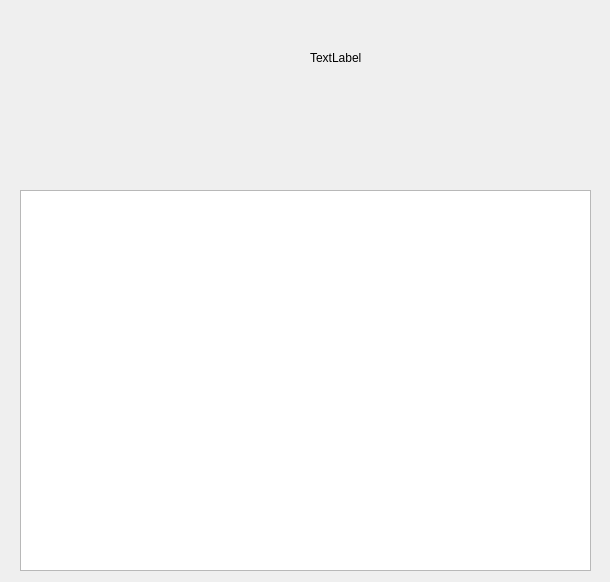
The window that about.ui (frank1789/LsDynaToAPDL) describes before a commit, drawn with Qt 5.
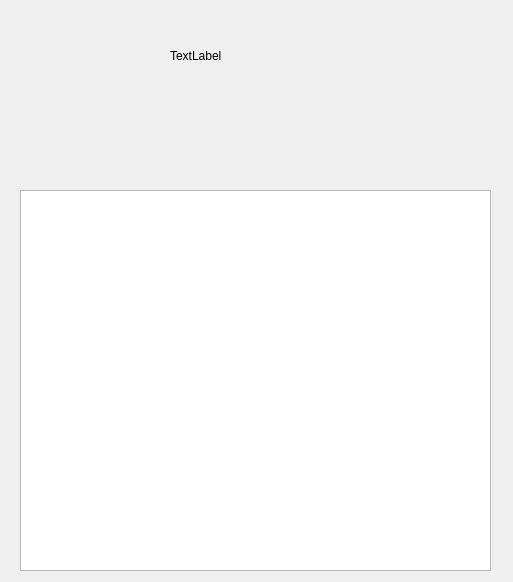
The same window after the commit.

```diff
--- a/about.ui
+++ b/about.ui
@@ -6,7 +6,7 @@
    <rect>
     <x>0</x>
     <y>0</y>
-    <width>610</width>
+    <width>513</width>
     <height>582</height>
    </rect>
   </property>
@@ -18,10 +18,22 @@
     <rect>
      <x>20</x>
      <y>190</y>
-     <width>571</width>
+     <width>471</width>
      <height>381</height>
     </rect>
    </property>
+   <property name="frameShadow">
+    <enum>QFrame::Sunken</enum>
+   </property>
+   <property name="sizeAdjustPolicy">
+    <enum>QAbstractScrollArea::AdjustToContentsOnFirstShow</enum>
+   </property>
+   <property name="lineWrapMode">
+    <enum>QPlainTextEdit::WidgetWidth</enum>
+   </property>
+   <property name="readOnly">
+    <bool>false</bool>
+   </property>
   </widget>
   <widget class="QLabel" name="label">
    <property name="geometry">
@@ -42,10 +54,10 @@
   <widget class="QLabel" name="label_2">
    <property name="geometry">
     <rect>
-     <x>310</x>
-     <y>50</y>
-     <width>60</width>
-     <height>16</height>
+     <x>170</x>
+     <y>30</y>
+     <width>151</width>
+     <height>51</height>
     </rect>
    </property>
    <property name="text">
```
